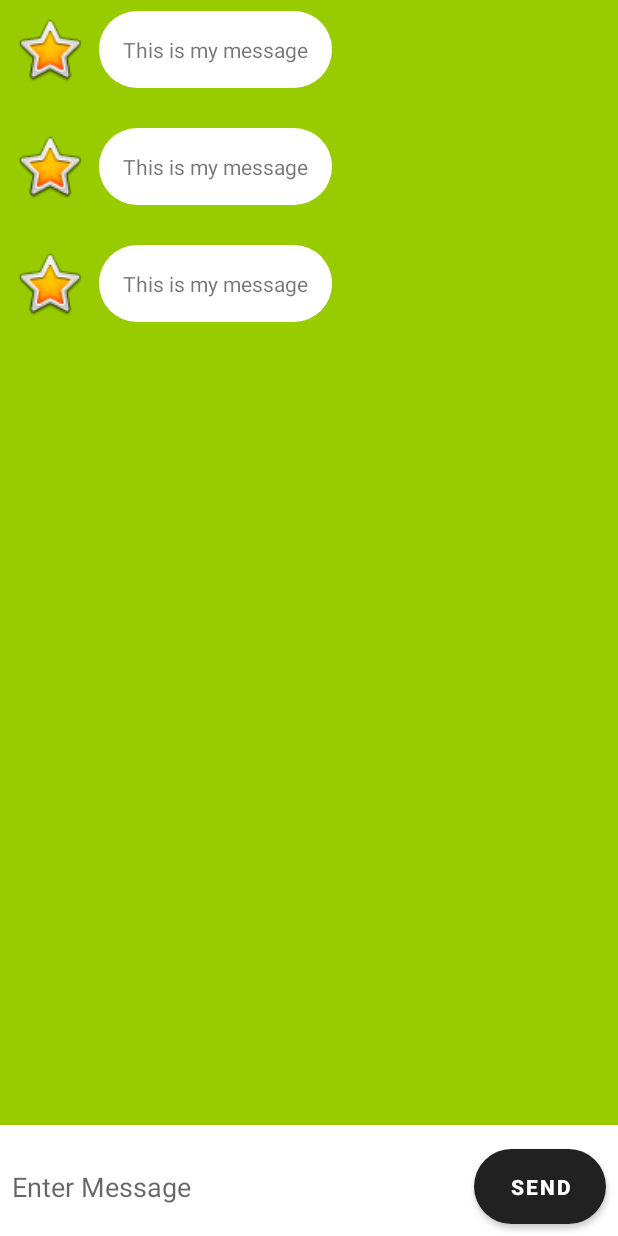
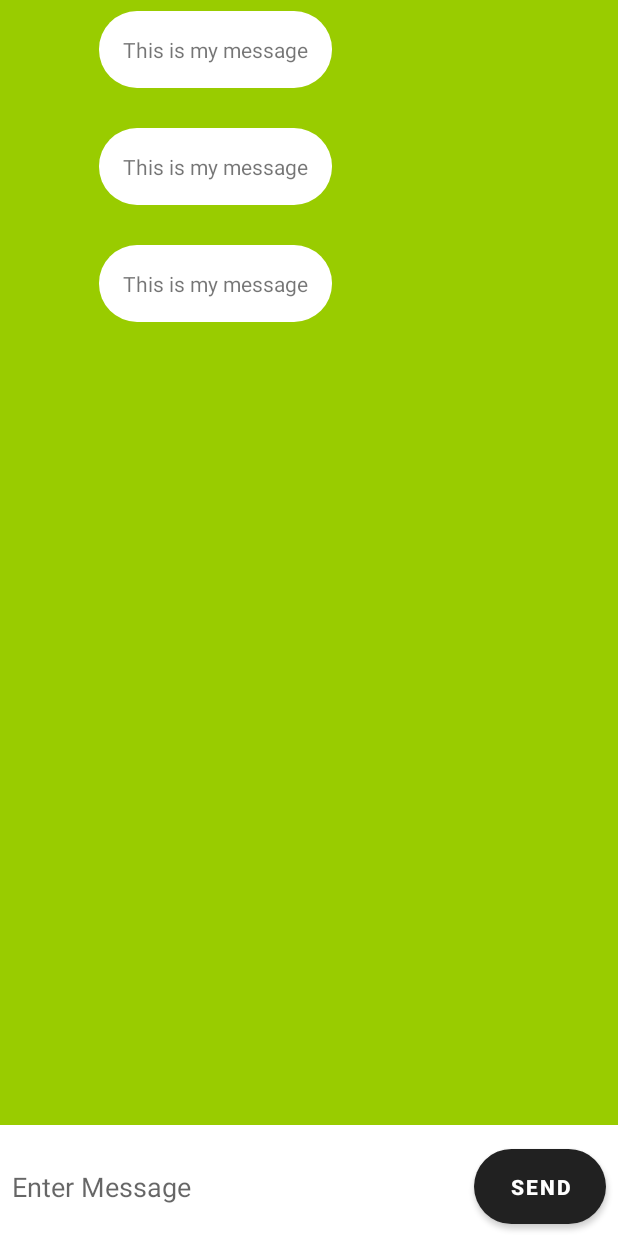
Before and after one commit to Shevy-D/KotlinMessenger, an Android app: the layout activity_chat_log.xml on its own in the app's theme, with its tools: preview values and no code run, on a phone screen of 412 x 824 dp. Run offline under Robolectric (Android 15) with nearby library versions, the phone set to English and light mode, and no system bars.

```diff
--- a/app/src/main/res/layout/chat_from_row.xml
+++ b/app/src/main/res/layout/chat_from_row.xml
@@ -14,6 +14,8 @@
         android:maxWidth="240dp"
         android:padding="16dp"
         android:text="This is my message"
+        app:civ_border_color="@android:color/black"
+        app:civ_border_width="2dp"
         app:layout_constraintBottom_toBottomOf="@+id/imageView_chat_from_row"
         app:layout_constraintStart_toEndOf="@+id/imageView_chat_from_row"
         app:layout_constraintTop_toTopOf="@+id/imageView_chat_from_row" />
@@ -25,9 +27,10 @@
         android:layout_marginStart="8dp"
         android:layout_marginTop="8dp"
         android:layout_marginBottom="8dp"
+        app:civ_border_color="@android:color/black"
+        app:civ_border_width="2dp"
         app:layout_constraintBottom_toBottomOf="parent"
         app:layout_constraintStart_toStartOf="parent"
-        app:layout_constraintTop_toTopOf="parent"
-        app:srcCompat="@android:drawable/btn_star_big_on" />
+        app:layout_constraintTop_toTopOf="parent" />
 
 </androidx.constraintlayout.widget.ConstraintLayout>
--- a/app/src/main/res/layout/chat_to_row.xml
+++ b/app/src/main/res/layout/chat_to_row.xml
@@ -25,12 +25,11 @@
         android:layout_marginTop="8dp"
         android:layout_marginEnd="8dp"
         android:layout_marginBottom="8dp"
+        app:civ_border_color="@android:color/black"
         app:civ_border_width="2dp"
-        app:civ_border_color="@android:color/black"
         app:layout_constraintBottom_toBottomOf="parent"
         app:layout_constraintEnd_toEndOf="parent"
         app:layout_constraintTop_toTopOf="parent"
-        app:layout_constraintVertical_bias="0.0"
-        app:srcCompat="@android:drawable/btn_star_big_on" />
+        app:layout_constraintVertical_bias="0.0" />
 
 </androidx.constraintlayout.widget.ConstraintLayout>
```
Also changed, not shown: app/src/main/AndroidManifest.xml (+1 -7 lines), app/src/main/java/com/shevy/kotlinmessenger/messages/ChatLogActivity.kt (+13 -8 lines), app/src/main/java/com/shevy/kotlinmessenger/messages/LatestMessagesActivity.kt (+30 -0 lines).
